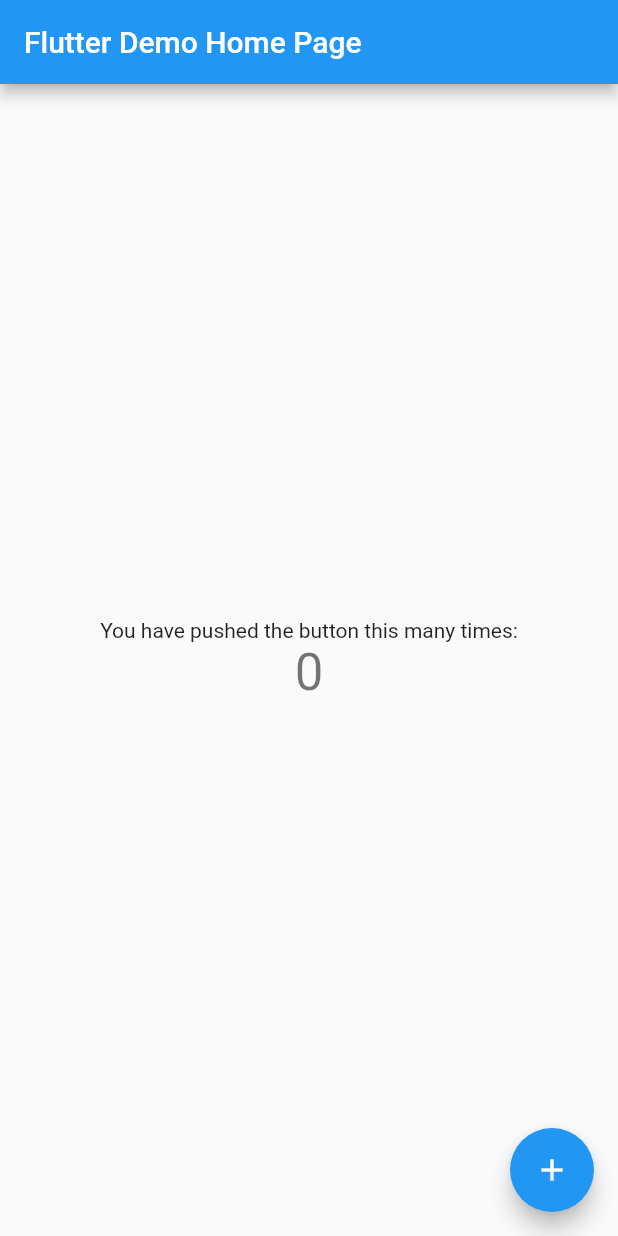
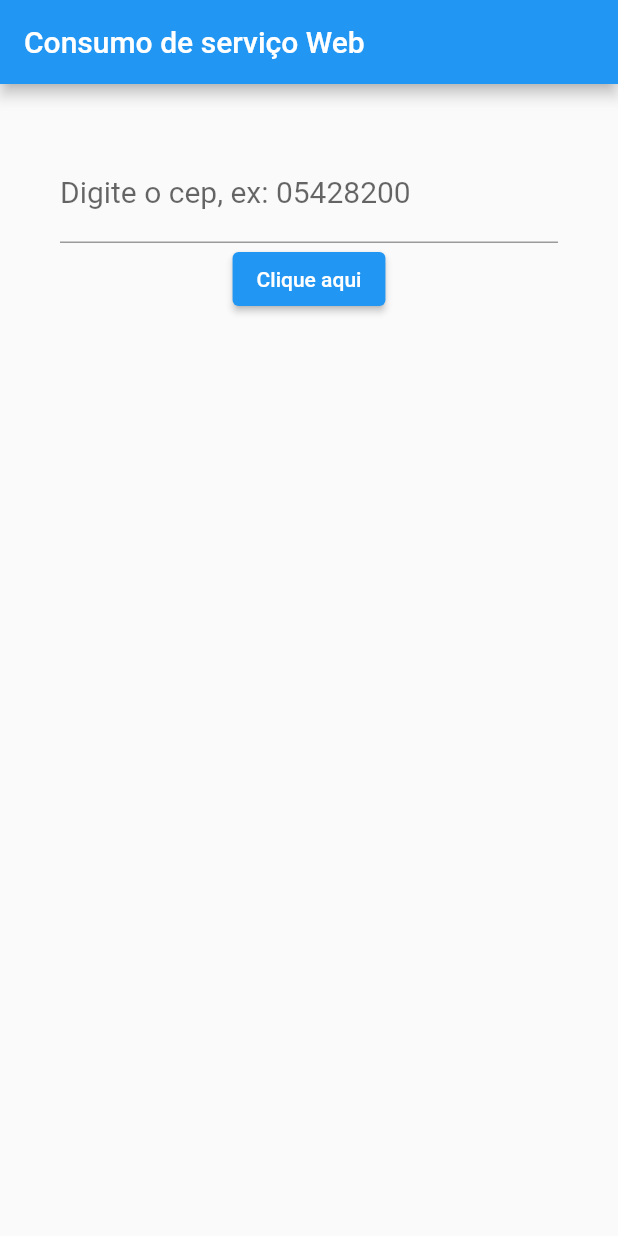
Before and after one commit to AndreyCesarVilacha/CEP-Flutter, a Flutter app: the screen it shows after launch, on a phone screen of 412 x 824 dp. Run offline on Flutter 3.47's test engine with Material 2 defaults, Android fonts, the phone set to English and light mode, and no system bars.

Commit message:
Criando o layout do app e algumas funcionalidade

```diff
--- /dev/null
+++ b/lib/Home.dart
@@ -0,0 +1,73 @@
+import 'package:flutter/material.dart';
+import 'package:http/http.dart' as http;
+import 'dart:convert';
+
+class Home extends StatefulWidget {
+  const Home({Key? key}) : super(key: key);
+
+  @override
+  _HomeState createState() => _HomeState();
+}
+
+class _HomeState extends State<Home> {
+
+  TextEditingController _controllerCep = TextEditingController();
+
+  //Caso o resultado seja do tipo null ele vai mostar uma string vazia
+  String _resultado = null ?? "";
+
+  _recuperarCep() async {
+
+    String cepDigitado = _controllerCep.text;
+    String url = "https://viacep.com.br/ws/${cepDigitado}/json/";
+
+    http.Response response;
+    //A palavra "wait" é usada para aguardar a resposta da requisição
+    //Você não pode passar strings para requisições http no flutter precisa ser to tipo uri
+    //Mas pode converter uma string para uri
+    response = await http.get(Uri.parse(url));
+
+    //Mostrando o codigo de estado da requisição
+    //print("Resposta: " + response.statusCode.toString());
+    //Mostrando o corpo do json em formato de string
+    //print("Resposta: " + response.body);
+
+    Map<String, dynamic> retorno = json.decode(response.body);
+    //String logradouro = retorno["logradouro"];
+
+    setState(() {
+      _resultado =
+          "Logradouro: ${retorno["logradouro"]} \n \n Bairro: ${retorno["bairro"]} \n \n complemento: ${retorno["complemento"]} \n \n localidade: ${retorno["localidade"]}";
+    });
+  }
+
+  @override
+  Widget build(BuildContext context) {
+    return Scaffold(
+      appBar: AppBar(
+        title: Text("Consumo de serviço Web"),
+      ),
+      body: Container(
+        padding: EdgeInsets.all(40),
+        child: Column(
+          children: [
+            TextField(
+              keyboardType: TextInputType.number,
+              decoration:
+                  InputDecoration(labelText: "Digite o cep, ex: 05428200 "),
+              style: TextStyle(
+                fontSize: 20,
+              ),
+              controller: _controllerCep,
+            ),
+            ElevatedButton(
+              onPressed: _recuperarCep,
+              child: Text("Clique aqui"),
+            ),
+            Text(_resultado.toString())
+          ],
+        ),
+      ),
+    );
+  }
+}
--- a/lib/main.dart
+++ b/lib/main.dart
@@ -1,113 +1,10 @@
 import 'package:flutter/material.dart';
 
+import 'Home.dart';
+
 void main() {
-  runApp(MyApp());
+  runApp(MaterialApp(
+    debugShowCheckedModeBanner: false,
+    home: Home(),
+  ));
 }
-
-class MyApp extends StatelessWidget {
-  // This widget is the root of your application.
-  @override
-  Widget build(BuildContext context) {
-    return MaterialApp(
-      title: 'Flutter Demo',
-      theme: ThemeData(
-        // This is the theme of your application.
-        //
-        // Try running your application with "flutter run". You'll see the
-        // application has a blue toolbar. Then, without quitting the app, try
-        // changing the primarySwatch below to Colors.green and then invoke
-        // "hot reload" (press "r" in the console where you ran "flutter run",
-        // or simply save your changes to "hot reload" in a Flutter IDE).
-        // Notice that the counter didn't reset back to zero; the application
-        // is not restarted.
-        primarySwatch: Colors.blue,
-      ),
-      home: MyHomePage(title: 'Flutter Demo Home Page'),
-    );
-  }
-}
-
-class MyHomePage extends StatefulWidget {
-  MyHomePage({Key? key, required this.title}) : super(key: key);
-
-  // This widget is the home page of your application. It is stateful, meaning
-  // that it has a State object (defined below) that contains fields that affect
-  // how it looks.
-
-  // This class is the configuration for the state. It holds the values (in this
-  // case the title) provided by the parent (in this case the App widget) and
-  // used by the build method of the State. Fields in a Widget subclass are
-  // always marked "final".
-
-  final String title;
-
-  @override
-  _MyHomePageState createState() => _MyHomePageState();
-}
-
-class _MyHomePageState extends State<MyHomePage> {
-  int _counter = 0;
-
-  void _incrementCounter() {
-    setState(() {
-      // This call to setState tells the Flutter framework that something has
-      // changed in this State, which causes it to rerun the build method below
-      // so that the display can reflect the updated values. If we changed
-      // _counter without calling setState(), then the build method would not be
-      // called again, and so nothing would appear to happen.
-      _counter++;
-    });
-  }
-
-  @override
-  Widget build(BuildContext context) {
-    // This method is rerun every time setState is called, for instance as done
-    // by the _incrementCounter method above.
-    //
-    // The Flutter framework has been optimized to make rerunning build methods
-    // fast, so that you can just rebuild anything that needs updating rather
-    // than having to individually change instances of widgets.
-    return Scaffold(
-      appBar: AppBar(
-        // Here we take the value from the MyHomePage object that was created by
-        // the App.build method, and use it to set our appbar title.
-        title: Text(widget.title),
-      ),
-      body: Center(
-        // Center is a layout widget. It takes a single child and positions it
-        // in the middle of the parent.
-        child: Column(
-          // Column is also a layout widget. It takes a list of children and
-          // arranges them vertically. By default, it sizes itself to fit its
-          // children horizontally, and tries to be as tall as its parent.
-          //
-          // Invoke "debug painting" (press "p" in the console, choose the
-          // "Toggle Debug Paint" action from the Flutter Inspector in Android
-          // Studio, or the "Toggle Debug Paint" command in Visual Studio Code)
-          // to see the wireframe for each widget.
-          //
-          // Column has various properties to control how it sizes itself and
-          // how it positions its children. Here we use mainAxisAlignment to
-          // center the children vertically; the main axis here is the vertical
-          // axis because Columns are vertical (the cross axis would be
-          // horizontal).
-          mainAxisAlignment: MainAxisAlignment.center,
-          children: <Widget>[
-            Text(
-              'You have pushed the button this many times:',
-            ),
-            Text(
-              '$_counter',
-              style: Theme.of(context).textTheme.headline4,
-            ),
-          ],
-        ),
-      ),
-      floatingActionButton: FloatingActionButton(
-        onPressed: _incrementCounter,
-        tooltip: 'Increment',
-        child: Icon(Icons.add),
-      ), // This trailing comma makes auto-formatting nicer for build methods.
-    );
-  }
-}
--- a/pubspec.yaml
+++ b/pubspec.yaml
@@ -28,6 +28,7 @@
   # The following adds the Cupertino Icons font to your application.
   # Use with the CupertinoIcons class for iOS style icons.
   cupertino_icons: ^1.0.2
+  http: ^0.13.0-nullsafety.0
 
 dev_dependencies:
   flutter_test:
```
Also changed, not shown: pubspec.lock, 1 other file.
